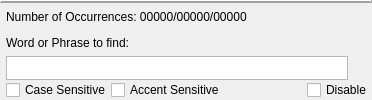
The window that programs/KJVCanOpener/KJVSearchPhraseEdit.ui (dewhisna/KingJamesPureBibleSearch) describes before a commit, drawn with Qt 5.
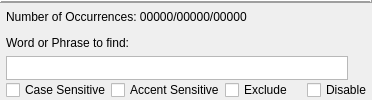
The same window after the commit. Icons and pictures are not drawn. Custom widgets are drawn as their Qt base class.

Commit message: Added Exclude button and moved all Tool and Status tip messages for CKJVSearchPhraseEdit to the .ui file and out of the .cpp file for consistency.  Added Tool and Status tips containing instructions on how to use the special wildcard and operator characters in the Search Phrases.

Patch:
```diff
--- a/programs/KJVCanOpener/KJVSearchPhraseEdit.ui
+++ b/programs/KJVCanOpener/KJVSearchPhraseEdit.ui
@@ -325,6 +325,19 @@
            </property>
           </widget>
          </item>
+         <item>
+          <widget class="QCheckBox" name="chkExclude">
+           <property name="toolTip">
+            <string>Exclude Occurrences of this Phrase</string>
+           </property>
+           <property name="statusTip">
+            <string>Exclude the results of this Phrase when they match other Phrases</string>
+           </property>
+           <property name="text">
+            <string>Exclude</string>
+           </property>
+          </widget>
+         </item>
          <item>
           <spacer name="horizontalSpacer_3">
            <property name="orientation">
@@ -332,7 +345,7 @@
            </property>
            <property name="sizeHint" stdset="0">
             <size>
-             <width>20</width>
+             <width>0</width>
              <height>13</height>
             </size>
            </property>
```
Left out of the diff: 47 changed lines with no effect on the pictures. The commit also changes 1 other file.
